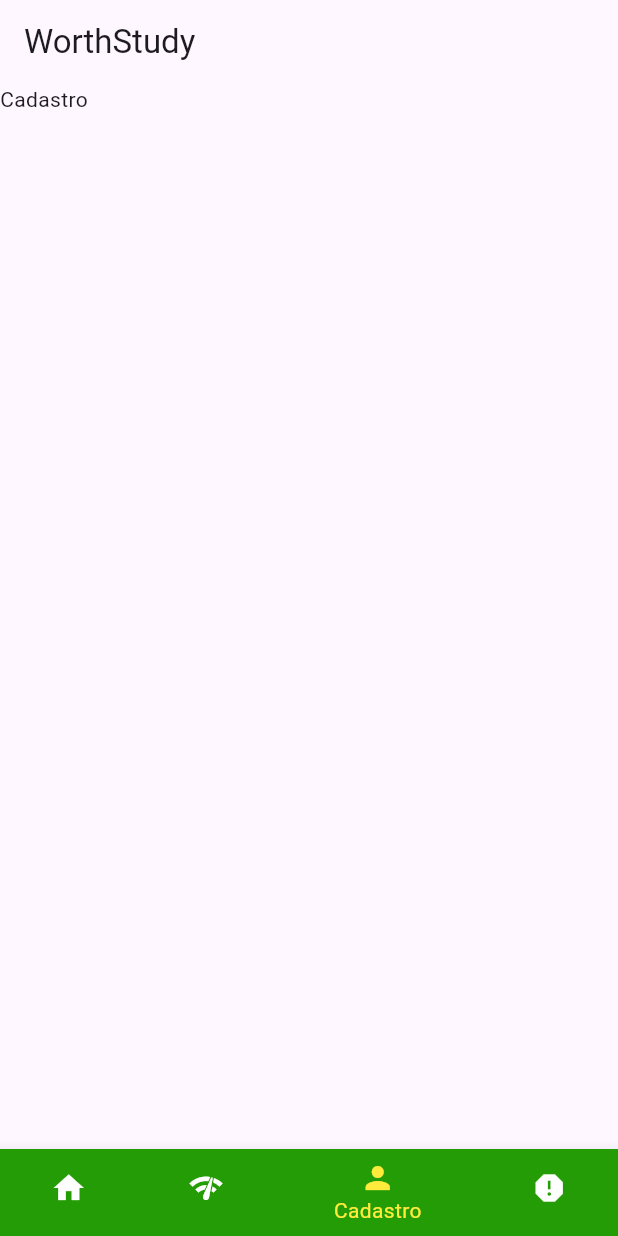
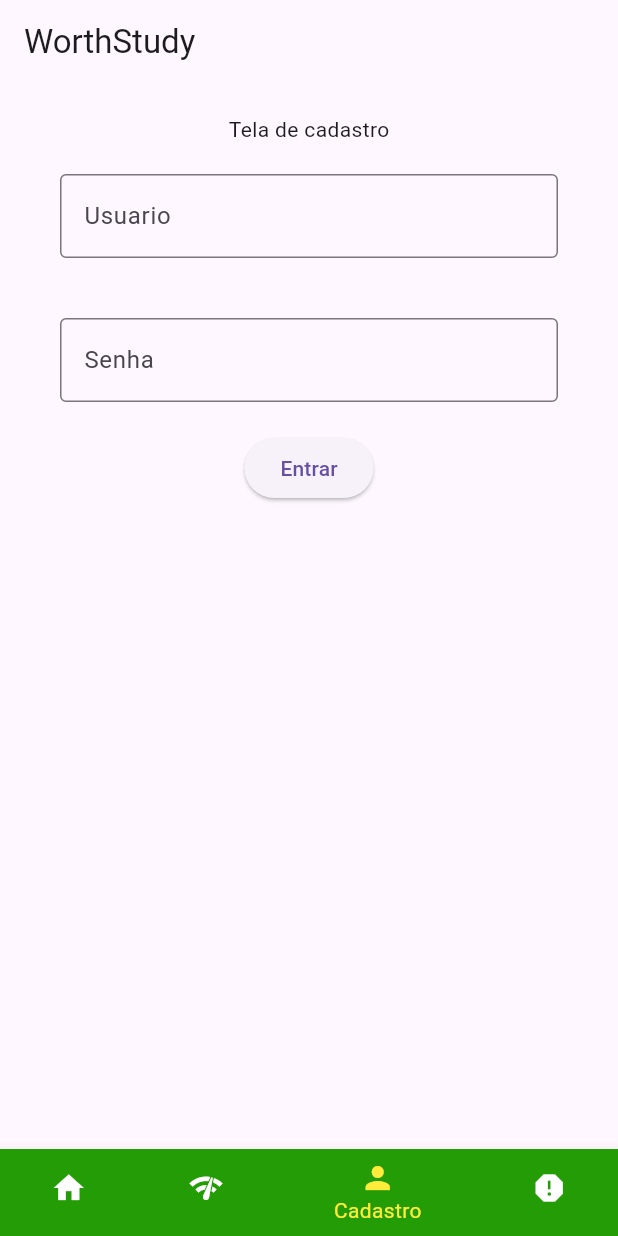
Before and after one commit to Henrique-Temponi/LDDM, a Flutter app: the screen it shows after launch, item 3 of the bottom bar chosen, on a phone screen of 412 x 824 dp. Run offline on Flutter 3.47's test engine with Material 3 defaults, Android fonts, the light colour scheme and no system bars.

Commit message:
Adiciona padding para os widgets and conserta layout

```diff
--- a/lib/cadastro.dart
+++ b/lib/cadastro.dart
@@ -10,8 +10,36 @@ class Cadastro extends StatefulWidget {
 class _CadastroState extends State<Cadastro> {
   @override
   Widget build(BuildContext context) {
-    return const Scaffold(
-      body: Text("Cadastro"),
-    );
+    //Limpar os metodos ate coluna
+    return DefaultTextStyle.merge(
+        child: Container(
+      padding: const EdgeInsets.all(20),
+      child:
+          Column(mainAxisAlignment: MainAxisAlignment.start, children: <Widget>[
+        const Center(child: Text("Tela de cadastro")),
+        const Padding(
+            padding: EdgeInsets.all(20),
+            child: SizedBox(
+                width: 400,
+                child: TextField(
+                  decoration: InputDecoration(
+                      border: OutlineInputBorder(), labelText: "Usuario"),
+                ))),
+        const Padding(
+            padding: EdgeInsets.all(20),
+            child: SizedBox(
+                width: 400,
+                child: TextField(
+                  obscureText: true,
+                  decoration: InputDecoration(
+                      border: OutlineInputBorder(), labelText: "Senha"),
+                ))),
+        ElevatedButton(
+            onPressed: () {
+              print("Ok");
+            },
+            child: const Text("Entrar"))
+      ]),
+    ));
   }
 }
--- a/lib/sobre.dart
+++ b/lib/sobre.dart
@@ -17,9 +17,12 @@ class _SobreState extends State<Sobre> {
           child: const Row(
             mainAxisAlignment: MainAxisAlignment.spaceEvenly,
             children: <Widget>[
-              Icon(
-                Icons.ac_unit_sharp,
-                size: 100.0,
+              Padding(
+                padding: EdgeInsets.all(20),
+                child: Icon(
+                  Icons.ac_unit_sharp,
+                  size: 100.0,
+                ),
               ),
               Expanded(
                   child: Text(
```
